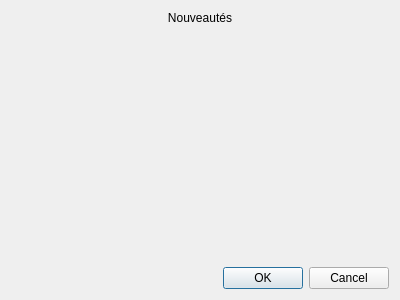
Before: the Qt Designer form Dialogs/ChangelogDialog.ui in AmbreM71/MovieManager, drawn with Qt 5.
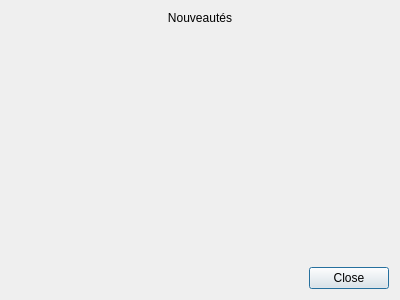
After: the same form once the commit is applied.

```diff
--- a/Dialogs/ChangelogDialog.ui
+++ b/Dialogs/ChangelogDialog.ui
@@ -46,7 +46,7 @@
       <enum>Qt::Horizontal</enum>
      </property>
      <property name="standardButtons">
-      <set>QDialogButtonBox::Cancel|QDialogButtonBox::Ok</set>
+      <set>QDialogButtonBox::Close</set>
      </property>
     </widget>
    </item>
```
